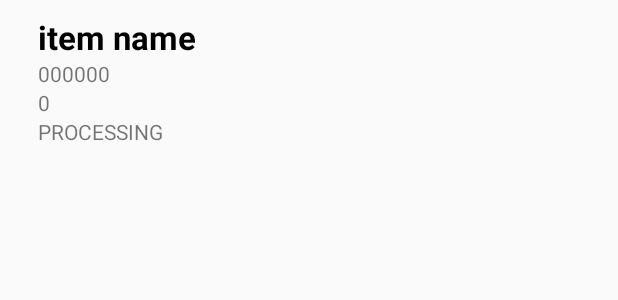
After one commit to teamandroidangel/ECarinderia, an Android app: the layout activity_order_list_item.xml on its own in the app's theme, with its tools: preview values and no code run, on a phone screen of 412 x 824 dp. The commit adds this screen. Shown: the top 300 px of the screen. Run offline under Robolectric (Android 15) with nearby library versions, the phone set to English and light mode, and no system bars.

Commit message:
add order item layout and order list adapter

```diff
--- /dev/null
+++ b/app/src/main/res/layout/activity_order_list_item.xml
@@ -0,0 +1,58 @@
+<?xml version="1.0" encoding="utf-8"?>
+<LinearLayout
+    xmlns:android="http://schemas.android.com/apk/res/android"
+    android:orientation="horizontal"
+    android:layout_width="fill_parent"
+    android:layout_height="fill_parent"
+    android:padding="10dp"
+    android:weightSum="1">
+
+    <ImageView android:id="@+id/imgIcon"
+        android:layout_width="wrap_content"
+        android:layout_height="fill_parent"
+        android:gravity="center_vertical"
+        android:layout_alignParentTop="true"
+        android:layout_alignParentBottom="true"
+        android:layout_marginRight="15dp"
+        android:layout_marginTop="5dp"
+        android:layout_marginBottom="5dp" />
+
+    <LinearLayout
+        android:orientation="vertical"
+        android:layout_width="wrap_content"
+        android:layout_height="match_parent">
+
+        <TextView android:id="@+id/itemName"
+            android:layout_width="386dp"
+            android:layout_height="wrap_content"
+            android:gravity="center_vertical"
+            android:layout_alignParentTop="true"
+            android:layout_alignParentBottom="true"
+            android:textStyle="bold"
+            android:textSize="22dp"
+            android:textColor="#000000"
+            android:text="item name" />
+
+        <TextView
+            android:layout_width="fill_parent"
+            android:layout_height="wrap_content"
+            android:textAppearance="?android:attr/textAppearanceSmall"
+            android:text="000000"
+            android:id="@+id/itemPrice" />
+
+        <TextView
+            android:layout_width="match_parent"
+            android:layout_height="wrap_content"
+            android:textAppearance="?android:attr/textAppearanceSmall"
+            android:text="0"
+            android:id="@+id/itemQuantity" />
+
+        <TextView
+            android:layout_width="match_parent"
+            android:layout_height="wrap_content"
+            android:textAppearance="?android:attr/textAppearanceSmall"
+            android:text="PROCESSING"
+            android:id="@+id/itemStatus" />
+    </LinearLayout>
+
+</LinearLayout>
```
Also changed, not shown: app/src/main/java/com/teamandroid/ecarinderia/OrderItem.java (added, +89 -0 lines), app/src/main/java/com/teamandroid/ecarinderia/OrderItemArrayAdapter.java (added, +76 -0 lines), app/src/main/java/com/teamandroid/ecarinderia/OrderListActivity.java (+34 -0 lines).
